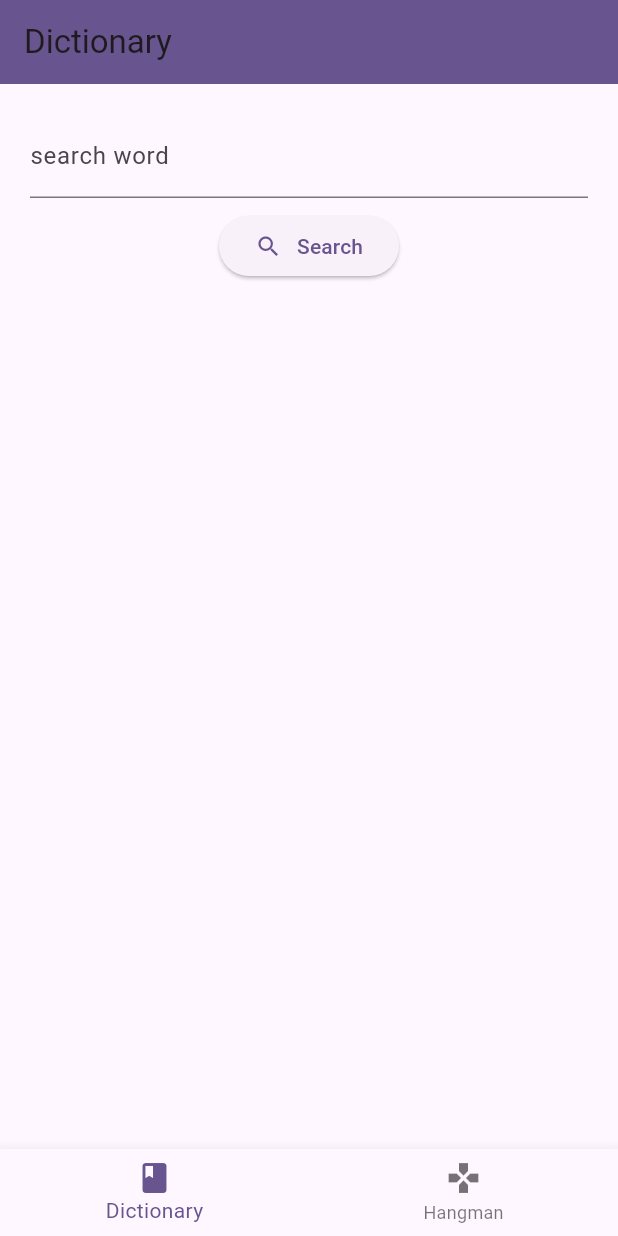
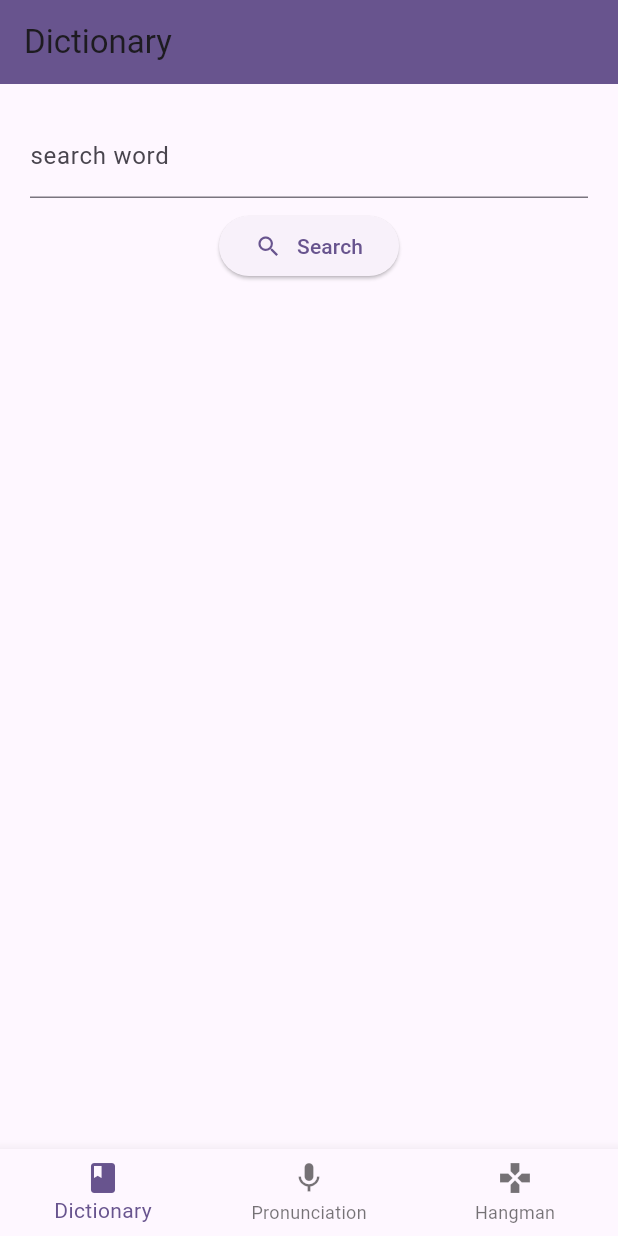
Before and after one commit to thaiminh2022/app_ta, a Flutter app: the screen it shows after launch, on a phone screen of 412 x 824 dp. Run offline on Flutter 3.47's test engine with Material 3 defaults, Android fonts, the light colour scheme and no system bars.

Commit message:
Update main.dart
Update feature for pronunciation checker

```diff
--- a/lib/main.dart
+++ b/lib/main.dart
@@ -1,5 +1,6 @@
 import 'package:app_ta/core/providers/app_state.dart';
 import 'package:app_ta/features/dictionary/presentation/index.dart';
+import 'package:app_ta/features/pronunciation_checker/pronunciation_checker_screen.dart';
 import 'package:flutter/material.dart';
 import 'package:provider/provider.dart';
 
@@ -50,6 +51,7 @@ class _BottomNavbarState extends State<BottomNavbar> {
   var _idx = 0;
   final List<Widget> _widgetOptions = <Widget>[
     DictionarySearch(),
+    PronunciationCheckerScreen(),
     Text('Placeholder'),
   ];
   @override
@@ -59,6 +61,7 @@ class _BottomNavbarState extends State<BottomNavbar> {
       bottomNavigationBar: BottomNavigationBar(
         items: [
           BottomNavigationBarItem(icon: Icon(Icons.book), label: "Dictionary"),
+          BottomNavigationBarItem(icon: Icon(Icons.mic), label: "Pronunciation"),
           BottomNavigationBarItem(icon: Icon(Icons.gamepad), label: "Hangman"),
         ],
         currentIndex: _idx,
```
